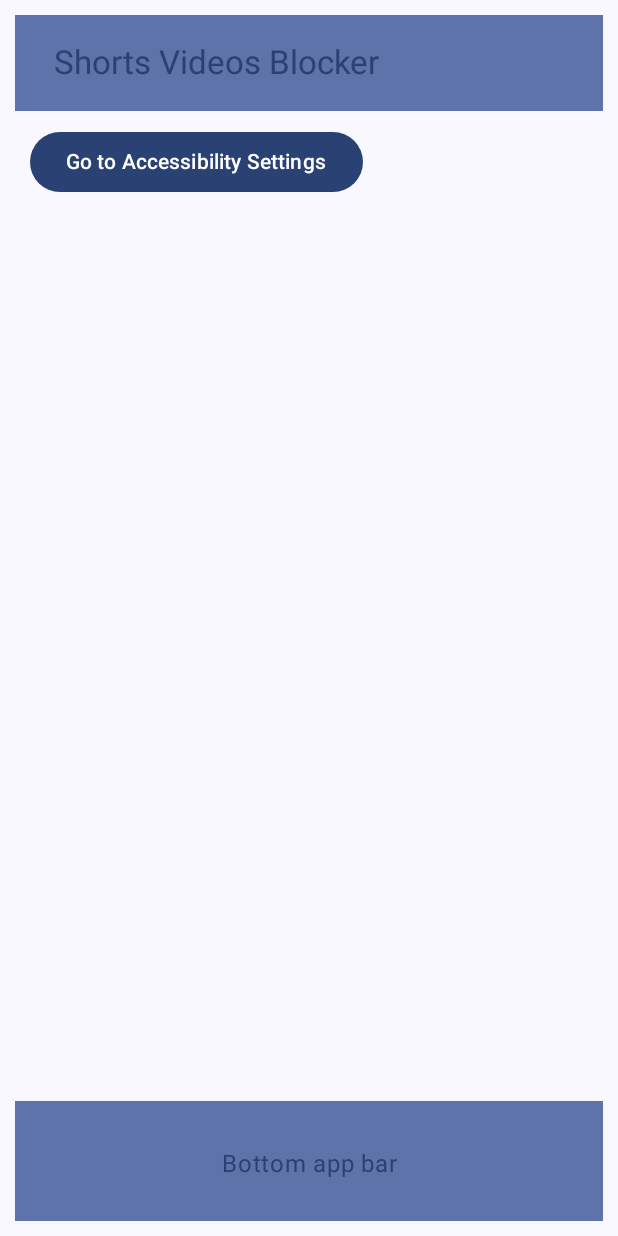
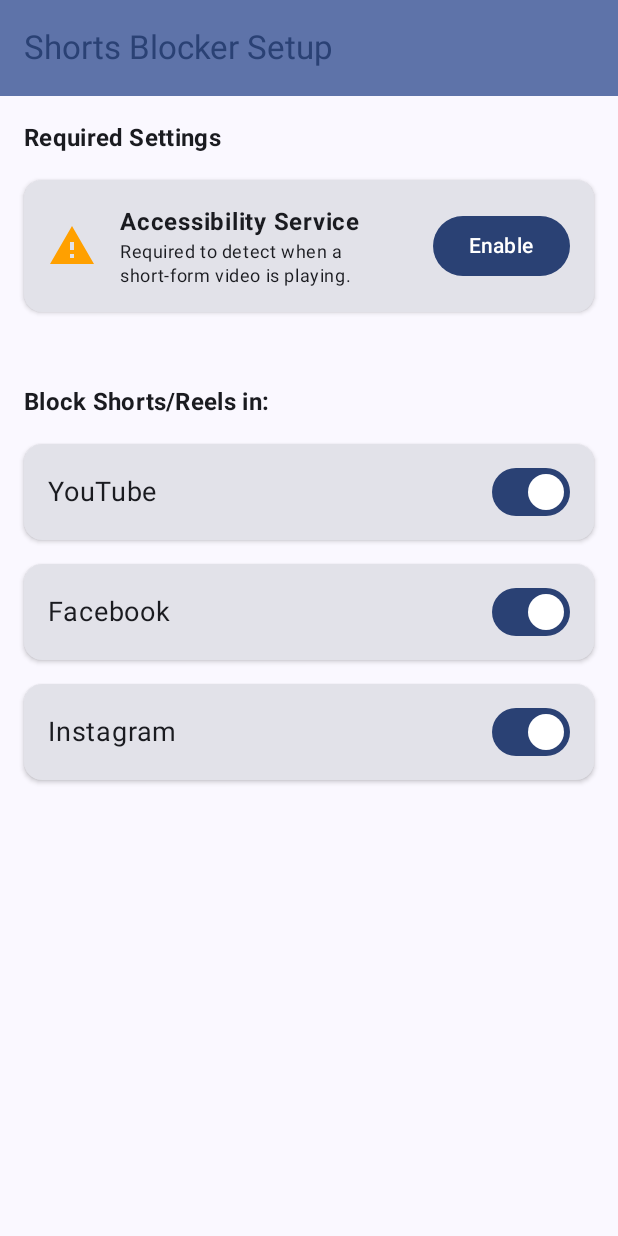
Before and after one commit to sushant-XD/ShortsBlocker, an Android app built with Jetpack Compose: the screen it shows after launch (MainActivity), on a phone screen of 412 x 824 dp. Run offline under Robolectric (Android 15) with nearby library versions, the phone set to English and light mode, and no system bars.

```diff
--- a/app/build.gradle.kts
+++ b/app/build.gradle.kts
@@ -77,6 +77,7 @@ dependencies {
 }
 
 dependencies {
+    implementation(libs.androidx.foundation.layout)
     implementation(libs.androidx.core.ktx)
     implementation(libs.androidx.appcompat)
     implementation(libs.material)
--- a/app/src/main/java/com/example/myapplication/MainActivity.kt
+++ b/app/src/main/java/com/example/myapplication/MainActivity.kt
@@ -1,6 +1,10 @@
 package com.example.myapplication
 
+import android.content.Context
+import android.content.Intent
 import android.os.Bundle
+import android.os.PowerManager
+import android.provider.Settings
 import androidx.activity.compose.setContent
 import androidx.activity.viewModels
 import androidx.appcompat.app.AppCompatActivity
@@ -8,21 +12,32 @@ import androidx.compose.foundation.layout.fillMaxSize
 import androidx.compose.material3.MaterialTheme
 import androidx.compose.material3.Surface
 import androidx.compose.ui.Modifier
-import com.example.myapplication.screens.home.homeViewModel
 import com.example.myapplication.screens.navigation.AppNavigationRoot
 import com.example.myapplication.ui.Theme
+import com.google.android.material.dialog.MaterialAlertDialogBuilder
+import androidx.core.net.toUri
+import androidx.lifecycle.AndroidViewModel
+import androidx.lifecycle.ViewModelProvider
+import com.example.myapplication.screens.home.HomeViewModel
 
 class MainActivity : AppCompatActivity() {
 
-    val homeViewModel: homeViewModel by viewModels()
+    private lateinit var homeViewModel: HomeViewModel
     override fun onCreate(savedInstanceState: Bundle?) {
         super.onCreate(savedInstanceState)
+        checkAndRequestBatteryOptimization()
+        homeViewModel = ViewModelProvider(
+            this,
+            ViewModelProvider.AndroidViewModelFactory.getInstance(application)
+        )
+            .get(HomeViewModel::class.java)
         setContent {
             Theme.MyAppTheme {
                 Surface(
                     modifier = Modifier.fillMaxSize(),
                     color = MaterialTheme.colorScheme.background
                 ) {
+                    // CHANGED: The onCheckBatteryClick lambda is no longer needed here.
                     AppNavigationRoot(
                         homeViewModel = homeViewModel
                     )
@@ -32,6 +47,31 @@ class MainActivity : AppCompatActivity() {
 
     }
 
+    private fun checkAndRequestBatteryOptimization() {
+        val powerManager = getSystemService(PowerManager::class.java)
+        val packageName = packageName
+
+        if (powerManager.isIgnoringBatteryOptimizations(packageName)) {
+            // Optional: Show a toast or message saying it's already enabled.
+            return
+        }
+
+        MaterialAlertDialogBuilder(this)
+            .setTitle("Reliability Setting Needed")
+            .setMessage("To ensure the Shorts blocker can run reliably without being shut down by your phone, please allow the app to run without battery restrictions.")
+            .setPositiveButton("Open Settings") { _, _ ->
+                val intent = Intent().apply {
+                    action = Settings.ACTION_REQUEST_IGNORE_BATTERY_OPTIMIZATIONS
+                    data = "package:$packageName".toUri()
+                }
+                if (intent.resolveActivity(packageManager) != null) {
+                    startActivity(intent)
+                }
+            }
+            .setNegativeButton("Cancel", null)
+            .show()
+    }
 }
 
+
 private fun AppCompatActivity.onCreate(bundle: Bundle?) {}
--- a/app/src/main/java/com/example/myapplication/accessibilityAPI.kt
+++ b/app/src/main/java/com/example/myapplication/accessibilityAPI.kt
@@ -1,11 +1,15 @@
 package com.example.myapplication
 
 import android.accessibilityservice.AccessibilityService
+import android.app.NotificationChannel
+import android.app.NotificationManager
+import android.content.Context
 import android.os.Handler
 import android.os.Looper
 import android.util.Log
 import android.view.accessibility.AccessibilityEvent
 import android.view.accessibility.AccessibilityNodeInfo
+import androidx.core.app.NotificationCompat
 import com.example.myapplication.utils.TAG_MAIN
 import kotlinx.coroutines.CoroutineScope
 import kotlinx.coroutines.Dispatchers
@@ -36,6 +40,30 @@ class MyAccessibilityService : AccessibilityService() {
     private var scannerJob: Job? = null
     override fun onInterrupt() {
         Log.d(TAG_MAIN, "Service interrupted.")
+    }
+
+    override fun onServiceConnected() {
+        super.onServiceConnected()
+
+        val channelId = "shorts_blocker_service_channel"
+        val channelName = "Shorts Blocker Service"
+        val notificationManager =
+            getSystemService(Context.NOTIFICATION_SERVICE) as NotificationManager
+
+        val channel =
+            NotificationChannel(channelId, channelName, NotificationManager.IMPORTANCE_LOW)
+        notificationManager.createNotificationChannel(channel)
+
+        val notification = NotificationCompat.Builder(this, channelId)
+            .setContentTitle("Shorts Blocker is Active")
+            .setContentText("Protecting your focus.")
+            .setSmallIcon(android.R.drawable.ic_dialog_info)
+            .setOngoing(true)
+            .build()
+
+        // A unique integer ID for the notification
+        val NOTIFICATION_ID = 1
+        startForeground(NOTIFICATION_ID, notification)
     }
 
     // this is the main function called when "our" accessibility event is triggered
@@ -131,8 +159,6 @@ class MyAccessibilityService : AccessibilityService() {
             if (contentDesc.contains(text, ignoreCase = true)) {
                 Log.d(TAG_MAIN, "Found Shorts in Content Description")
                 return true
-            } else {
-                Log.e(TAG_MAIN, "$contentDesc")
             }
         }
         for (i in 0 until node.childCount) {
--- a/app/src/main/java/com/example/myapplication/screens/home/homePage.kt
+++ b/app/src/main/java/com/example/myapplication/screens/home/homePage.kt
@@ -1,85 +1,185 @@
 package com.example.myapplication.screens.home
 
+import android.content.Context
 import android.content.Intent
 import android.provider.Settings
+import androidx.compose.foundation.clickable
+import androidx.compose.foundation.layout.Arrangement
 import androidx.compose.foundation.layout.Column
 import androidx.compose.foundation.layout.Row
+import androidx.compose.foundation.layout.Spacer
+import androidx.compose.foundation.layout.fillMaxSize
 import androidx.compose.foundation.layout.fillMaxWidth
+import androidx.compose.foundation.layout.height
 import androidx.compose.foundation.layout.padding
 import androidx.compose.foundation.layout.size
+import androidx.compose.material.icons.Icons
+import androidx.compose.material.icons.filled.CheckCircle
+import androidx.compose.material.icons.filled.Warning
 import androidx.compose.material3.BottomAppBar
 import androidx.compose.material3.Button
+import androidx.compose.material3.Card
+import androidx.compose.material3.CardDefaults
 import androidx.compose.material3.ExperimentalMaterial3Api
+import androidx.compose.material3.Icon
 import androidx.compose.material3.MaterialTheme
 import androidx.compose.material3.Scaffold
+import androidx.compose.material3.Switch
 import androidx.compose.material3.Text
 import androidx.compose.material3.TopAppBar
+import androidx.compose.material3.TopAppBarDefaults
 import androidx.compose.material3.TopAppBarDefaults.topAppBarColors
 import androidx.compose.runtime.Composable
+import androidx.compose.runtime.DisposableEffect
+import androidx.compose.runtime.collectAsState
+import androidx.compose.runtime.getValue
+import androidx.compose.ui.Alignment
 import androidx.compose.ui.Modifier
+import androidx.compose.ui.graphics.Color
 import androidx.compose.ui.platform.LocalContext
+import androidx.compose.ui.text.font.FontWeight
 import androidx.compose.ui.text.style.TextAlign
 import androidx.compose.ui.unit.dp
+import androidx.compose.ui.unit.sp
+import androidx.lifecycle.Lifecycle
+import androidx.lifecycle.LifecycleEventObserver
+import androidx.lifecycle.compose.LocalLifecycleOwner
+import com.google.android.material.dialog.MaterialAlertDialogBuilder
+import androidx.core.net.toUri
 
 @OptIn(ExperimentalMaterial3Api::class)
 @Composable
-fun HomePage(viewModel: homeViewModel) {
+fun HomeScreen(viewModel: HomeViewModel) {
+    val uiState by viewModel.uiState.collectAsState()
+    val context = LocalContext.current
+    val lifecycleOwner = LocalLifecycleOwner.current
+
+    DisposableEffect(lifecycleOwner) {
+        val observer = LifecycleEventObserver { _, event ->
+            if (event == Lifecycle.Event.ON_RESUME) {
+                viewModel.checkPermissionsStatus()
+            }
+        }
+        lifecycleOwner.lifecycle.addObserver(observer)
+
+        onDispose {
+            lifecycleOwner.lifecycle.removeObserver(observer)
+        }
+    }
+
     Scaffold(
-        modifier = Modifier
-            .fillMaxWidth()
-            .padding(10.dp),
         topBar = {
             TopAppBar(
+                title = { Text("Shorts Blocker Setup") },
                 colors = topAppBarColors(
                     containerColor = MaterialTheme.colorScheme.primaryContainer,
                     titleContentColor = MaterialTheme.colorScheme.primary
-                ),
-                title = {
-                    Text(
-                        modifier = Modifier.padding(10.dp),
-                        text = "Shorts Videos Blocker",
+                )
             )
         }
-            )
-        },
-        bottomBar = {
-            BottomAppBar(
-                containerColor = MaterialTheme.colorScheme.primaryContainer,
-                contentColor = MaterialTheme.colorScheme.primary,
+    ) { paddingValues ->
+        Column(
+            modifier = Modifier
+                .fillMaxSize()
+                .padding(paddingValues)
+                .padding(16.dp),
+            verticalArrangement = Arrangement.spacedBy(16.dp)
         ) {
             Text(
-                    modifier = Modifier
-                        .fillMaxWidth(),
-                    textAlign = TextAlign.Center,
-                    text = "Bottom app bar",
+                "Required Settings",
+                style = MaterialTheme.typography.titleMedium,
+                fontWeight = FontWeight.Bold
+            )
+
+            PermissionCard(
+                title = "Accessibility Service",
+                description = "Required to detect when a short-form video is playing.",
+                isGranted = uiState.isAccessibilityEnabled,
+                onClick = {
+                    context.startActivity(Intent(Settings.ACTION_ACCESSIBILITY_SETTINGS))
+                }
+            )
+
+            Spacer(modifier = Modifier.height(16.dp))
+
+            Text(
+                "Block Shorts/Reels in:",
+                style = MaterialTheme.typography.titleMedium,
+                fontWeight = FontWeight.Bold
+            )
+
+            AppSelectionCard(
+                appName = "YouTube",
+                isEnabled = (uiState.appSelection["com.google.android.youtube"] ?: true),
+                onToggle = { viewModel.onAppSelectionChanged("com.google.android.youtube", it) }
+            )
+            AppSelectionCard(
+                appName = "Facebook",
+                isEnabled = (uiState.appSelection["com.facebook.katana"] ?: true),
+                onToggle = { viewModel.onAppSelectionChanged("com.facebook.katana", it) }
+            )
+            AppSelectionCard(
+                appName = "Instagram",
+                isEnabled = (uiState.appSelection["com.instagram.android"] ?: true),
+                onToggle = { viewModel.onAppSelectionChanged("com.instagram.android", it) }
             )
         }
     }
-    ) { innerPadding ->
-        Column(
+}
+
+@Composable
+fun PermissionCard(title: String, description: String, isGranted: Boolean, onClick: () -> Unit) {
+    Card(
         modifier = Modifier
-                .padding(innerPadding)
             .fillMaxWidth()
+            .clickable(onClick = onClick),
+        elevation = CardDefaults.cardElevation(defaultElevation = 2.dp)
     ) {
         Row(
             modifier = Modifier
                 .fillMaxWidth()
-                    .padding(10.dp)
+                .padding(16.dp),
+            verticalAlignment = Alignment.CenterVertically,
+            horizontalArrangement = Arrangement.spacedBy(16.dp)
         ) {
-                val context = LocalContext.current
-                Button(onClick = {
-                    // This intent opens the Accessibility settings directly
-                    val intent = Intent(Settings.ACTION_ACCESSIBILITY_SETTINGS)
-                    context.startActivity(intent)
-                }) {
-                    Text("Go to Accessibility Settings")
+            val icon = if (isGranted) Icons.Default.CheckCircle else Icons.Default.Warning
+            val iconColor = if (isGranted) Color(0xFF4CAF50) else Color(0xFFFFA000)
+            Icon(
+                imageVector = icon,
+                contentDescription = "Status",
+                tint = iconColor,
+                modifier = Modifier.size(32.dp)
+            )
+            Column(modifier = Modifier.weight(1f)) {
+                Text(text = title, fontWeight = FontWeight.Bold)
+                Text(text = description, style = MaterialTheme.typography.bodySmall)
             }
+            Button(onClick = onClick) {
+                Text(if (isGranted) "Enabled" else "Enable")
             }
         }
     }
 }
 
 @Composable
-fun HomePageTopBar() {
-    Row { Text("Title of Application") }
+fun AppSelectionCard(
+    appName: String,
+    isEnabled: Boolean,
+    onToggle: (Boolean) -> Unit
+) {
+    Card(
+        modifier = Modifier.fillMaxWidth(),
+        elevation = CardDefaults.cardElevation(defaultElevation = 2.dp)
+    ) {
+        Row(
+            modifier = Modifier
+                .fillMaxWidth()
+                .padding(horizontal = 16.dp, vertical = 8.dp),
+            verticalAlignment = Alignment.CenterVertically,
+            horizontalArrangement = Arrangement.SpaceBetween
+        ) {
+            Text(text = appName, fontSize = 18.sp)
+            Switch(checked = isEnabled, onCheckedChange = onToggle)
         }
+    }
+}
--- a/app/src/main/java/com/example/myapplication/screens/home/homeViewModel.kt
+++ b/app/src/main/java/com/example/myapplication/screens/home/homeViewModel.kt
@@ -1,9 +1,96 @@
 package com.example.myapplication.screens.home
 
-import androidx.lifecycle.ViewModel
+import android.app.Application
+import android.content.Context
+import android.provider.Settings
+import android.text.TextUtils
+import android.util.Log
+import com.example.myapplication.MyAccessibilityService
+import kotlinx.coroutines.flow.MutableStateFlow
+import kotlinx.coroutines.flow.StateFlow
+import kotlinx.coroutines.flow.asStateFlow
+import kotlinx.coroutines.flow.update
+import androidx.core.content.edit
+import androidx.lifecycle.AndroidViewModel
+import androidx.lifecycle.application
+import com.example.myapplication.utils.TAG_MAIN
 
+object AppPreferences {
+    private const val PREFS_NAME = "blocker_prefs"
+    private fun getPrefs(context: Context) =
+        context.getSharedPreferences(PREFS_NAME, Context.MODE_PRIVATE)
 
-class homeViewModel : ViewModel() {
+    fun isAppEnabled(context: Context, packageName: String): Boolean {
+        return getPrefs(context).getBoolean(packageName, true) // Default to enabled
+    }
 
+    fun setAppEnabled(context: Context, packageName: String, isEnabled: Boolean) {
+        getPrefs(context).edit { putBoolean(packageName, isEnabled) }
+    }
+}
 
+data class UiState(
+    val isAccessibilityEnabled: Boolean = false,
+    val appSelection: Map<String, Boolean> = mapOf(
+        "com.google.android.youtube" to true,
+        "com.facebook.katana" to true,
+        "com.instagram.android" to true
+    )
+)
+
+class HomeViewModel(application: Application) : AndroidViewModel(application) {
+    private val _uiState = MutableStateFlow(UiState())
+    val uiState: StateFlow<UiState> = _uiState.asStateFlow()
+
+    init {
+        loadInitialState()
+    }
+
+    private fun loadInitialState() {
+        val currentSelections = _uiState.value.appSelection.keys.associateWith {
+            AppPreferences.isAppEnabled(application.applicationContext, it)
+        }
+        _uiState.update { it.copy(appSelection = currentSelections) }
+    }
+
+    fun checkPermissionsStatus() {
+
+        // Check for Accessibility Service setting
+        val isAccessibilityOn = isAccessibilityServiceEnabled()
+
+        // Update the state with the latest values
+        _uiState.update { currentState ->
+            currentState.copy(
+                isAccessibilityEnabled = isAccessibilityOn
+            )
+        }
+    }
+
+    fun onAppSelectionChanged(packageName: String, isEnabled: Boolean) {
+        AppPreferences.setAppEnabled(application.applicationContext, packageName, isEnabled)
+        val updatedSelections = _uiState.value.appSelection.toMutableMap()
+        updatedSelections[packageName] = isEnabled
+        _uiState.update { it.copy(appSelection = updatedSelections) }
+    }
+
+    private fun isAccessibilityServiceEnabled(): Boolean {
+        val service =
+            "${application.applicationContext.packageName}/${MyAccessibilityService::class.java.canonicalName}"
+        try {
+            val enabledServices = Settings.Secure.getString(
+                application.applicationContext.contentResolver,
+                Settings.Secure.ENABLED_ACCESSIBILITY_SERVICES
+            )
+            val colonSplitter = TextUtils.SimpleStringSplitter(':')
+            colonSplitter.setString(enabledServices)
+            while (colonSplitter.hasNext()) {
+                if (colonSplitter.next().equals(service, ignoreCase = true)) {
+                    return true
+                }
+            }
+        } catch (e: Exception) {
+            Log.e(TAG_MAIN, "Exception while enabling accessibility service: $e")
+        }
+        return false
+    }
 }
--- a/app/src/main/java/com/example/myapplication/screens/navigation/navigation.kt
+++ b/app/src/main/java/com/example/myapplication/screens/navigation/navigation.kt
@@ -5,16 +5,16 @@ import androidx.navigation.compose.NavHost
 import androidx.navigation.compose.composable
 import androidx.navigation.compose.navigation
 import androidx.navigation.compose.rememberNavController
-import com.example.myapplication.screens.home.HomePage
-import com.example.myapplication.screens.home.homeViewModel
+import com.example.myapplication.screens.home.HomeScreen
+import com.example.myapplication.screens.home.HomeViewModel
 
 @Composable
-fun AppNavigationRoot(homeViewModel: homeViewModel){
+fun AppNavigationRoot(homeViewModel: HomeViewModel) {
     val navController = rememberNavController()
-    NavHost(navController = navController, startDestination = "homePageGraph"){
-        navigation(startDestination = "homepage", route = "homePageGraph"){
-            composable("homepage"){
-                HomePage(viewModel = homeViewModel)
+    NavHost(navController = navController, startDestination = "homePageGraph") {
+        navigation(startDestination = "homepage", route = "homePageGraph") {
+            composable("homepage") {
+                HomeScreen(viewModel = homeViewModel)
             }
         }
     }
--- a/app/src/main/res/values/strings.xml
+++ b/app/src/main/res/values/strings.xml
@@ -1,5 +1,5 @@
 <resources>
-    <string name="app_name">My Application</string>
+    <string name="app_name">Shorts Blocker</string>
 
     <string name="accessibility_service_label">Shorts Blocker</string>
     <string name="accessibility_service_description">Blocks YouTube Shorts and Facebook Reels to help you focus.</string>
--- a/gradle/libs.versions.toml
+++ b/gradle/libs.versions.toml
@@ -16,6 +16,7 @@ lifecycleLivedataKtx = "2.9.1"
 lifecycleViewmodelKtx = "2.9.1"
 navigationFragmentKtx = "2.9.0"
 navigationUiKtx = "2.9.0"
+foundationLayout = "1.8.3"
 
 [libraries]
 androidx-activity-compose = { module = "androidx.activity:activity-compose", version.ref = "activityCompose" }
@@ -45,6 +46,7 @@ androidx-lifecycle-livedata-ktx = { group = "androidx.lifecycle", name = "lifecy
 androidx-lifecycle-viewmodel-ktx = { group = "androidx.lifecycle", name = "lifecycle-viewmodel-ktx", version.ref = "lifecycleViewmodelKtx" }
 androidx-navigation-fragment-ktx = { group = "androidx.navigation", name = "navigation-fragment-ktx", version.ref = "navigationFragmentKtx" }
 androidx-navigation-ui-ktx = { group = "androidx.navigation", name = "navigation-ui-ktx", version.ref = "navigationUiKtx" }
+androidx-foundation-layout = { group = "androidx.compose.foundation", name = "foundation-layout", version.ref = "foundationLayout" }
 
 [plugins]
 android-application = { id = "com.android.application", version.ref = "agp" }
```
Also changed, not shown: app/src/main/AndroidManifest.xml (+13 -9 lines). Lines whose indentation alone changed are shown as unchanged.
